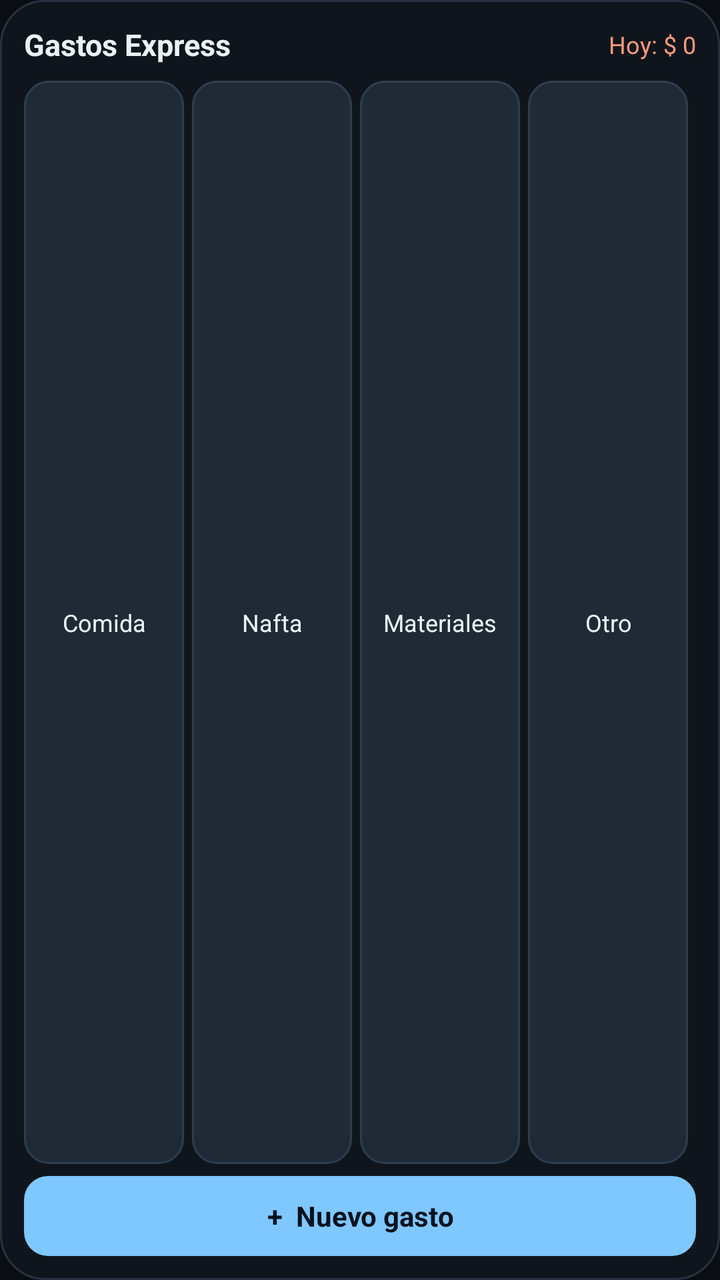
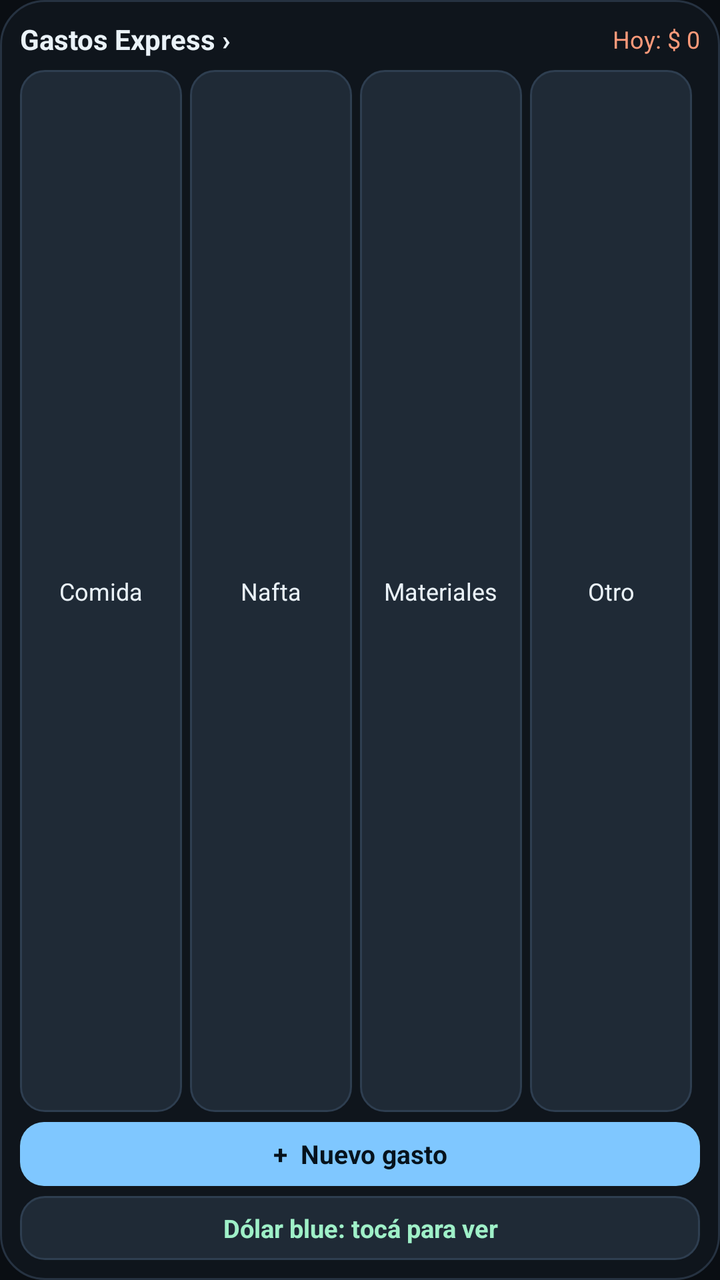

The first picture is an Android layout as it rendered before a commit; the second is the same layout after the commit. The layout source and the unified diff follow.
<!-- AndroidManifest.xml: application theme AppTheme -->
<!-- res/layout/widget_gastos.xml -->
<?xml version="1.0" encoding="utf-8"?>
<LinearLayout xmlns:android="http://schemas.android.com/apk/res/android"
    android:layout_width="match_parent"
    android:layout_height="match_parent"
    android:background="@drawable/widget_bg"
    android:orientation="vertical"
    android:padding="12dp">

    <LinearLayout
        android:layout_width="match_parent"
        android:layout_height="wrap_content"
        android:gravity="center_vertical"
        android:orientation="horizontal">

        <TextView
            android:layout_width="0dp"
            android:layout_height="wrap_content"
            android:layout_weight="1"
            android:text="Gastos Express"
            android:textColor="#EAF2F8"
            android:textSize="15sp"
            android:textStyle="bold" />

        <TextView
            android:id="@+id/txt_hoy"
            android:layout_width="wrap_content"
            android:layout_height="wrap_content"
            android:text="Hoy: $ 0"
            android:textColor="#FF9A7A"
            android:textSize="12sp" />
    </LinearLayout>

    <LinearLayout
        android:layout_width="match_parent"
        android:layout_height="0dp"
        android:layout_marginTop="8dp"
        android:layout_weight="1"
        android:orientation="horizontal">

        <TextView
            android:id="@+id/btn_comida"
            style="@style/WidgetChip"
            android:text="Comida" />

        <TextView
            android:id="@+id/btn_nafta"
            style="@style/WidgetChip"
            android:text="Nafta" />

        <TextView
            android:id="@+id/btn_materiales"
            style="@style/WidgetChip"
            android:text="Materiales" />

        <TextView
            android:id="@+id/btn_otro"
            style="@style/WidgetChip"
            android:text="Otro" />
    </LinearLayout>

    <TextView
        android:id="@+id/btn_nuevo"
        android:layout_width="match_parent"
        android:layout_height="40dp"
        android:layout_marginTop="6dp"
        android:background="@drawable/btn_accent"
        android:gravity="center"
        android:text="+  Nuevo gasto"
        android:textColor="#06121C"
        android:textSize="14sp"
        android:textStyle="bold" />
</LinearLayout>
<!-- resources referenced by this layout -->
<resources>
  <!-- drawable btn_accent (drawable) -->
  <?xml version="1.0" encoding="utf-8"?>
  <shape xmlns:android="http://schemas.android.com/apk/res/android" android:shape="rectangle">
      <solid android:color="#7FC7FF" />
      <corners android:radius="12dp" />
  </shape>
  <!-- drawable widget_bg (drawable) -->
  <?xml version="1.0" encoding="utf-8"?>
  <shape xmlns:android="http://schemas.android.com/apk/res/android" android:shape="rectangle">
      <solid android:color="#EE10161D" />
      <corners android:radius="22dp" />
      <stroke android:width="1dp" android:color="#263241" />
  </shape>
  <style name="WidgetChip">
          <item name="android:layout_width">0dp</item>
          <item name="android:layout_height">match_parent</item>
          <item name="android:layout_weight">1</item>
          <item name="android:layout_marginEnd">4dp</item>
          <item name="android:background">@drawable/chip_bg</item>
          <item name="android:gravity">center</item>
          <item name="android:textColor">#EAF2F8</item>
          <item name="android:textSize">12sp</item>
      </style>
  <style name="AppTheme" parent="android:Theme.Material.NoActionBar">
          <item name="android:windowBackground">#0A0E13</item>
          <item name="android:statusBarColor">#0A0E13</item>
          <item name="android:navigationBarColor">#0A0E13</item>
      </style>
  <!-- drawable chip_bg (drawable) -->
  <?xml version="1.0" encoding="utf-8"?>
  <shape xmlns:android="http://schemas.android.com/apk/res/android" android:shape="rectangle">
      <solid android:color="#1F2A36" />
      <corners android:radius="12dp" />
      <stroke android:width="1dp" android:color="#2E3E50" />
  </shape>
</resources>

<!-- the commit's change to res/layout/widget_gastos.xml (unified diff, before → after) -->
@@ -4,7 +4,7 @@
     android:layout_height="match_parent"
     android:background="@drawable/widget_bg"
     android:orientation="vertical"
-    android:padding="12dp">
+    android:padding="10dp">
 
     <LinearLayout
         android:layout_width="match_parent"
@@ -16,9 +16,10 @@
             android:layout_width="0dp"
             android:layout_height="wrap_content"
             android:layout_weight="1"
-            android:text="Gastos Express"
+            android:id="@+id/w_titulo"
+            android:text="Gastos Express ›"
             android:textColor="#EAF2F8"
-            android:textSize="15sp"
+            android:textSize="14sp"
             android:textStyle="bold" />
 
         <TextView
@@ -33,7 +34,7 @@
     <LinearLayout
         android:layout_width="match_parent"
         android:layout_height="0dp"
-        android:layout_marginTop="8dp"
+        android:layout_marginTop="6dp"
         android:layout_weight="1"
         android:orientation="horizontal">
 
@@ -61,12 +62,27 @@
     <TextView
         android:id="@+id/btn_nuevo"
         android:layout_width="match_parent"
-        android:layout_height="40dp"
-        android:layout_marginTop="6dp"
+        android:layout_height="32dp"
+        android:layout_marginTop="5dp"
         android:background="@drawable/btn_accent"
         android:gravity="center"
         android:text="+  Nuevo gasto"
         android:textColor="#06121C"
-        android:textSize="14sp"
+        android:textSize="13sp"
+        android:textStyle="bold" />
+
+    <TextView
+        android:id="@+id/btn_dolar"
+        android:layout_width="match_parent"
+        android:layout_height="32dp"
+        android:layout_marginTop="5dp"
+        android:background="@drawable/chip_bg"
+        android:gravity="center"
+        android:maxLines="1"
+        android:paddingStart="8dp"
+        android:paddingEnd="8dp"
+        android:text="Dólar blue: tocá para ver"
+        android:textColor="#9FF0C8"
+        android:textSize="12.5sp"
         android:textStyle="bold" />
 </LinearLayout>
